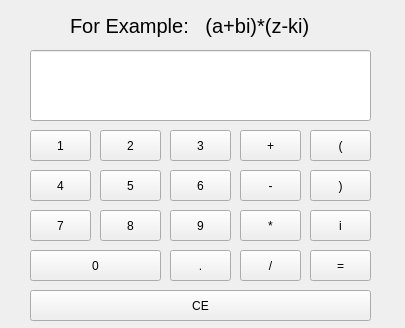
Above: complex_number_visual.ui from silvestrpredko/-RPN_Calculator- before the change. Below: the same form after it.
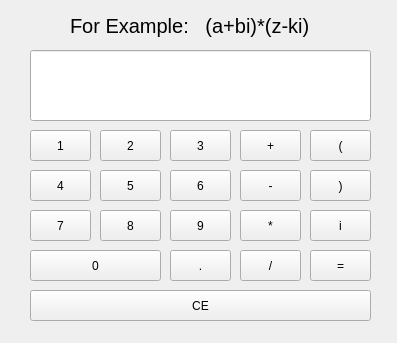
That is the form after the change.

```diff
--- a/complex_number_visual.ui
+++ b/complex_number_visual.ui
@@ -6,8 +6,8 @@
    <rect>
     <x>0</x>
     <y>0</y>
-    <width>405</width>
-    <height>328</height>
+    <width>397</width>
+    <height>343</height>
    </rect>
   </property>
   <property name="windowTitle">
```
